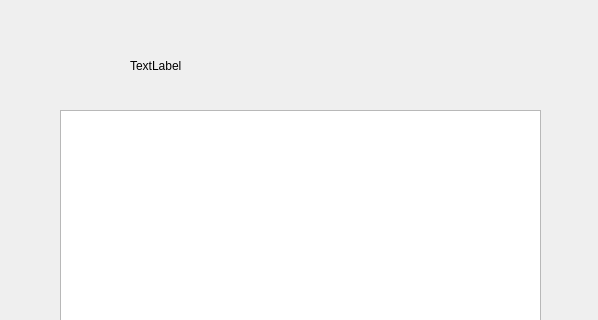
Old version of the form DS_2020_GUI/DS_2020_GUI/Info_Detail_Widget.ui in the repository ChrisJaunes/DS_2020; both pictures show x 0 to 598 and y 0 to 320 of the 598 by 733 pixel window.
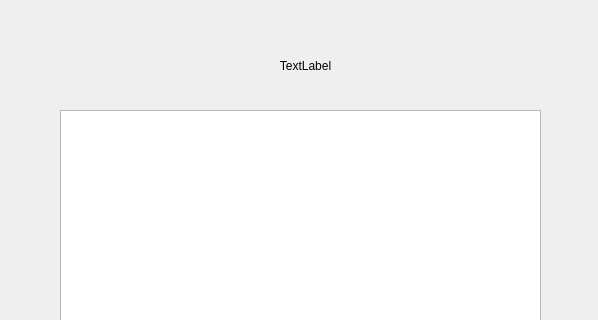
New version of the form.

```diff
--- a/DS_2020_GUI/DS_2020_GUI/Info_Detail_Widget.ui
+++ b/DS_2020_GUI/DS_2020_GUI/Info_Detail_Widget.ui
@@ -25,6 +25,9 @@
    <property name="text">
     <string>TextLabel</string>
    </property>
+   <property name="alignment">
+    <set>Qt::AlignCenter</set>
+   </property>
   </widget>
   <widget class="QListView" name="listView">
    <property name="geometry">
```
